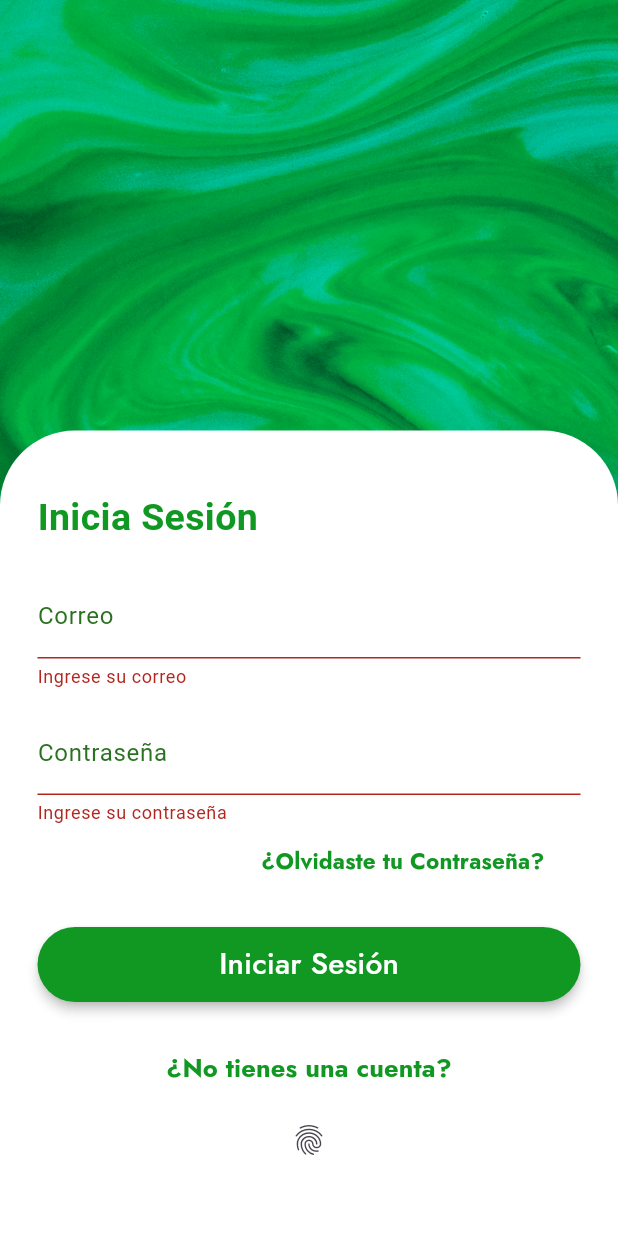
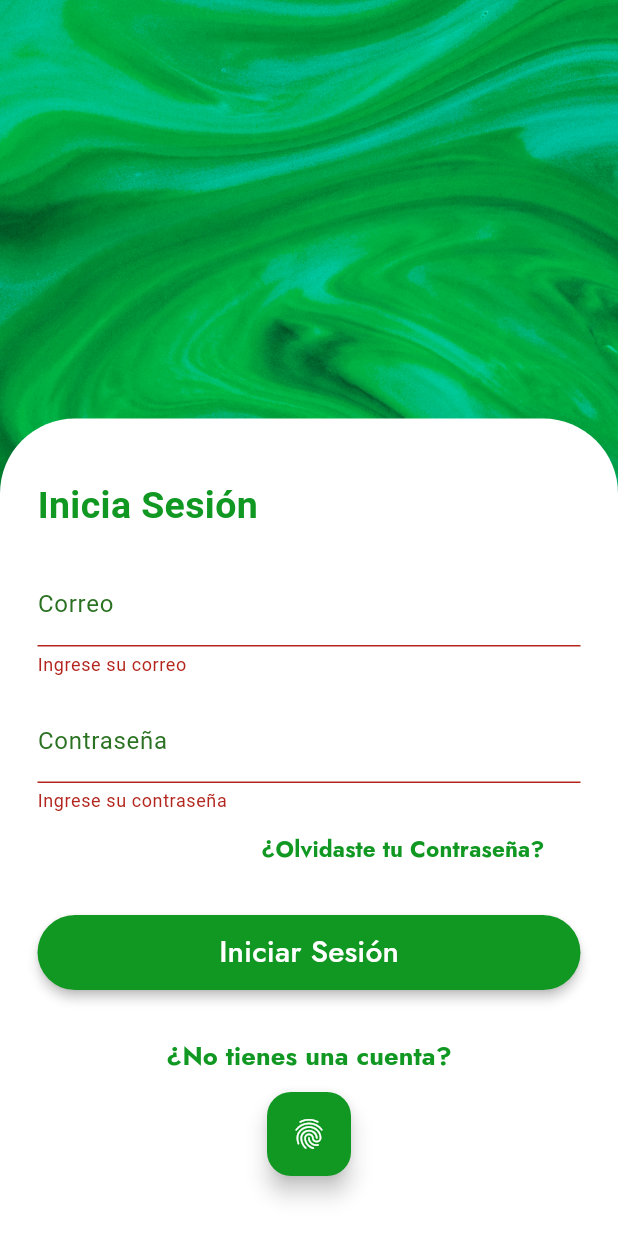
Before and after one commit to DPooL2004/GetFunds, a Flutter app: the Login screen opened directly, after a tap on "Iniciar Sesión", on a phone screen of 412 x 824 dp. Run offline on Flutter 3.47's test engine with Material 3 defaults, Android fonts, the phone set to English and light mode, and no system bars; our stand-ins replace animated_splash_screen, cloud_firestore, firebase_auth, firebase_core, fluttertoast, local_auth and 1 more; accounts and stored records are empty.

Commit message:
Modifico boton de huella digital

```diff
--- a/lib/formularios/login.dart
+++ b/lib/formularios/login.dart
@@ -7,6 +7,7 @@ import 'package:getfunds/formularios/usuarios.dart';
 import 'package:getfunds/vistas/ahorro.dart';
 import 'package:getfunds/vistas/home.dart';
 import 'package:local_auth/local_auth.dart';
+import 'package:fluttertoast/fluttertoast.dart';
 
 class Login extends StatefulWidget {
 
@@ -229,6 +230,12 @@ class _LoginState extends State<Login> {
                                   print('Correo Incorrecto');
                                 }else if(dato==1){
                                   Navigator.push(context, MaterialPageRoute(builder: (context)=>Ahorro()));
+                                  Fluttertoast.showToast(
+                                      msg: 'Bienvenido',
+                                    backgroundColor: colorPrincipal,
+                                    textColor: Colors.white,
+                                    fontSize: 20
+                                  );
                                 }else{
                                   print('error');
                                 }
@@ -263,9 +270,12 @@ class _LoginState extends State<Login> {
                               ),
                             )
                         ),
-                        IconButton(
+                        FloatingActionButton(
+                          backgroundColor: colorPrincipal,
                             onPressed: _startAuth,
-                            icon: Icon(Icons.fingerprint)
+                            child: Icon(Icons.fingerprint,
+                              color: Colors.white,
+                            )
                         )
                       ],
                     )
```
